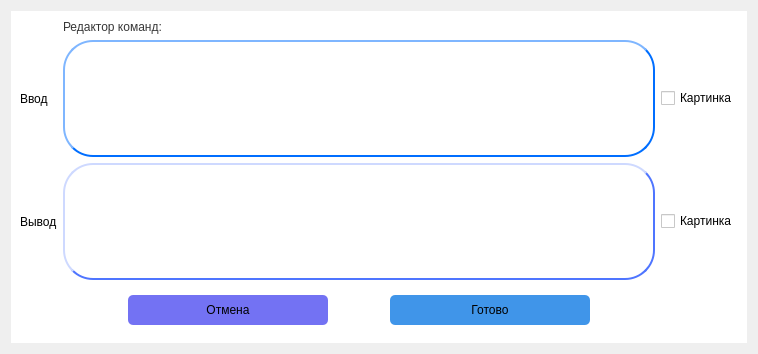
This is CMDedit.ui in Bernikolay/Yandex-Lyceum-PyQt as Qt 5 draws it before an edit. The edited form follows.
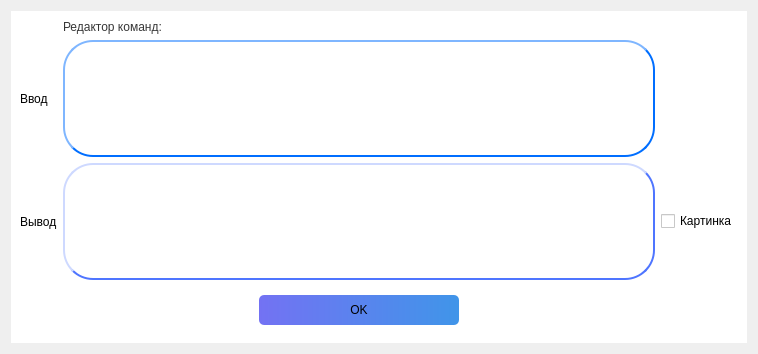
This is the edited form.

```diff
--- a/CMDedit.ui
+++ b/CMDedit.ui
@@ -49,16 +49,6 @@
         </property>
        </widget>
       </item>
-      <item row="1" column="2">
-       <widget class="QCheckBox" name="checkBox">
-        <property name="styleSheet">
-         <string notr="true"/>
-        </property>
-        <property name="text">
-         <string>Картинка</string>
-        </property>
-       </widget>
-      </item>
       <item row="3" column="2">
        <widget class="QCheckBox" name="checkBox_2">
         <property name="text">
@@ -113,32 +103,6 @@
          </sizepolicy>
         </property>
         <layout class="QHBoxLayout" name="horizontalLayout">
-         <item>
-          <widget class="QPushButton" name="cancel_button">
-           <property name="sizePolicy">
-            <sizepolicy hsizetype="Fixed" vsizetype="Fixed">
-             <horstretch>0</horstretch>
-             <verstretch>0</verstretch>
-            </sizepolicy>
-           </property>
-           <property name="minimumSize">
-            <size>
-             <width>200</width>
-             <height>0</height>
-            </size>
-           </property>
-           <property name="styleSheet">
-            <string notr="true">QPushButton{
-	border-radius: 5px;
-	height: 30px;
-	background-color: rgb(115, 114, 243);
-}</string>
-           </property>
-           <property name="text">
-            <string>Отмена</string>
-           </property>
-          </widget>
-         </item>
          <item>
           <widget class="QPushButton" name="ok_button">
            <property name="sizePolicy">
@@ -157,11 +121,11 @@
             <string notr="true">QPushButton{
 	border-radius: 5px;
 	height: 30px;
-	background-color:rgb(64, 149, 233);
+	background-color:qlineargradient(spread:pad, x1:0, y1:0, x2:1, y2:0, stop:0 rgba(115, 114, 243, 255), stop:1 rgba(64, 149, 233, 255));
 }</string>
            </property>
            <property name="text">
-            <string>Готово</string>
+            <string>OK</string>
            </property>
           </widget>
          </item>
```
Left out of the diff: 2 changed lines with no effect on the pictures.
